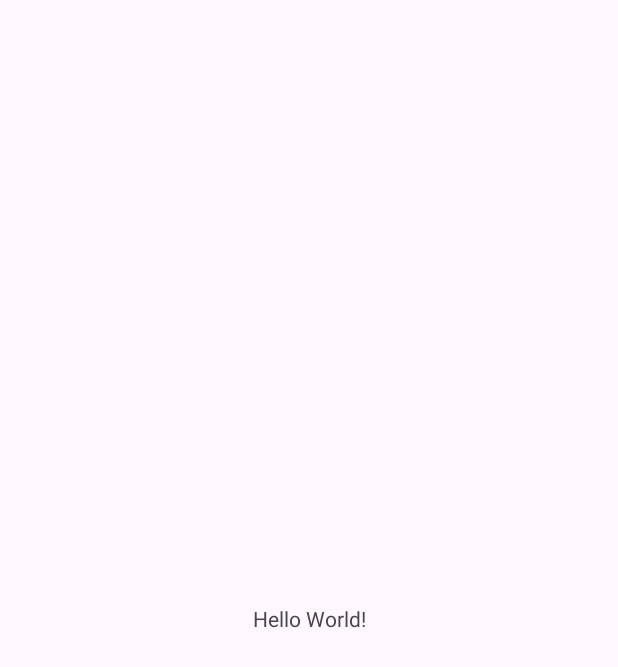
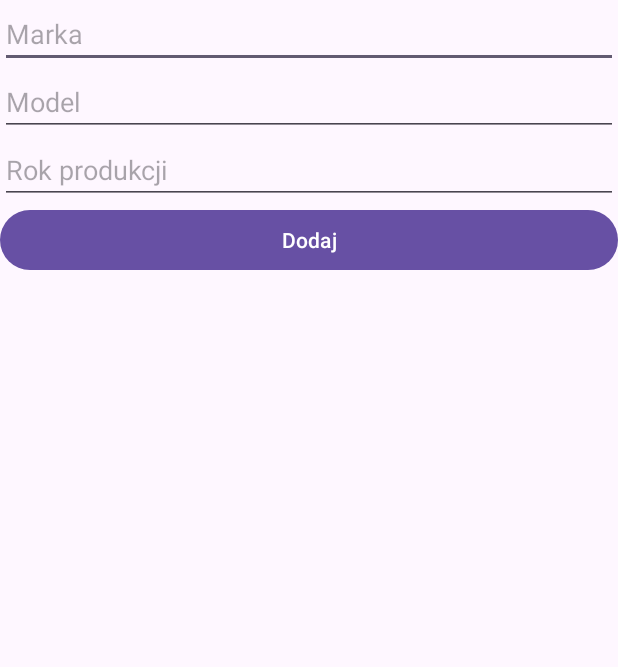
Before and after one commit to Honorowy/RoomZadanie, an Android app: the screen it shows after launch (MainActivity), on a phone screen of 412 x 824 dp. Before the commit the part shown is almost empty. Shown: the top 667 px of the screen. Run offline under Robolectric (Android 15) with nearby library versions, the phone set to English and light mode, and no system bars; our stand-ins replace Room's generated code.

Commit message:
3 plusy chyba

```diff
--- a/app/src/main/java/com/example/myapplication/MainActivity.java
+++ b/app/src/main/java/com/example/myapplication/MainActivity.java
@@ -1,14 +1,32 @@
 package com.example.myapplication;
 
+import static android.view.View.VISIBLE;
+
 import android.os.Bundle;
+import android.view.View;
+import android.widget.AdapterView;
+import android.widget.ArrayAdapter;
+import android.widget.Button;
+import android.widget.EditText;
+import android.widget.ListView;
 
 import androidx.activity.EdgeToEdge;
 import androidx.appcompat.app.AppCompatActivity;
 import androidx.core.graphics.Insets;
 import androidx.core.view.ViewCompat;
 import androidx.core.view.WindowInsetsCompat;
+import androidx.room.Room;
+
+import java.util.List;
 
 public class MainActivity extends AppCompatActivity {
+    SamochodyDataBase samochodyDataBase;
+    ArrayAdapter<Samochody> arrayAdapter;
+    List<Samochody> samochody;
+    Button buttonDodaj, buttonAkt;
+    EditText editText, editText2, editText3;
+    ListView listView;
+    Samochody klikSamochod;
 
     @Override
     protected void onCreate(Bundle savedInstanceState) {
@@ -20,5 +38,55 @@ public class MainActivity extends AppCompatActivity {
             v.setPadding(systemBars.left, systemBars.top, systemBars.right, systemBars.bottom);
             return insets;
         });
+        samochodyDataBase = Room.databaseBuilder(
+            getApplicationContext(),
+                SamochodyDataBase.class,
+                "samochody_db")
+                .allowMainThreadQueries()
+                .fallbackToDestructiveMigration()
+                .build();
+        buttonDodaj = findViewById(R.id.buttonDodaj);
+        buttonAkt = findViewById(R.id.buttonAkt);
+        listView = findViewById(R.id.listView);
+        editText = findViewById(R.id.editTextText);
+        editText2 = findViewById(R.id.editTextText2);
+        editText3 = findViewById(R.id.editTextNumber);
+        buttonDodaj.setOnClickListener(new View.OnClickListener() {
+            @Override
+            public void onClick(View view) {
+                int rok = Integer.parseInt(editText3.getText().toString());
+                Samochody samochody = new Samochody(rok, editText2.getText().toString(), editText.getText().toString() , "sedan", false);
+                samochodyDataBase.zwrocSamochodyDAO().wstawDoBazySamochod(samochody);
+            }
+        });
+        samochody = samochodyDataBase.zwrocSamochodyDAO().zwrocWszytskieSamochodyZBazy();
+        arrayAdapter = new ArrayAdapter<>(MainActivity.this, android.R.layout.simple_list_item_1, samochody);
+        listView.setAdapter(arrayAdapter);
+        listView.setOnItemLongClickListener(new AdapterView.OnItemLongClickListener() {
+            @Override
+            public boolean onItemLongClick(AdapterView<?> adapterView, View view, int i, long l) {
+                Samochody samochodyDoUsuniecia = samochody.get(i);
+                samochodyDataBase.zwrocSamochodyDAO().usunZBazySamochod(samochodyDoUsuniecia);
+                samochody.remove(i);
+                arrayAdapter.notifyDataSetChanged();
+                return false;
+            }
+        });
+        listView.setOnItemClickListener(new AdapterView.OnItemClickListener() {
+            @Override
+            public void onItemClick(AdapterView<?> adapterView, View view, int i, long l) {
+                klikSamochod = samochody.get(i);
+                editText.setText(klikSamochod.getMarka());
+                editText2.setText(klikSamochod.getModel());
+                editText3.setText(klikSamochod.getRokProdukcji());
+                buttonAkt.setVisibility(VISIBLE);
+            }
+        });
+        buttonAkt.setOnClickListener(new View.OnClickListener() {
+            @Override
+            public void onClick(View view) {
+                klikSamochod.set
+            }
+        });
     }
 }
--- a/app/src/main/java/com/example/myapplication/Samochody.java
+++ b/app/src/main/java/com/example/myapplication/Samochody.java
@@ -73,12 +73,6 @@ public class Samochody {
 
     @Override
     public String toString() {
-        return "Samochody{" +
-                "marka='" + marka + '\'' +
-                ", model='" + model + '\'' +
-                ", rokProdukcji=" + rokProdukcji +
-                ", kategoria='" + kategoria + '\'' +
-                ", uszkodzony=" + uszkodzony +
-                '}';
+        return "Marka: " + marka + ", Model: " + model + ", Rok: " + rokProdukcji + ", Kategoria: " + kategoria + ", Uszkodzony: " + uszkodzony;
     }
 }
--- a/app/src/main/java/com/example/myapplication/SamochodyDAO.java
+++ b/app/src/main/java/com/example/myapplication/SamochodyDAO.java
@@ -12,12 +12,14 @@ import java.util.List;
 public interface SamochodyDAO {
     @Insert
     public void wstawDoBazySamochod(Samochody samochody);
+    @Insert
+    public void wstawListeSamochodowDoBazy(Samochody ... samochody);
     @Delete
     public void usunZBazySamochod(Samochody samochody);
     @Update
     public void aktualizujSamochodWBazie(Samochody samochody);
     @Query("SELECT * FROM samochody")
     public List<Samochody> zwrocWszytskieSamochodyZBazy();
-    @Query("SELECT marka, model FROM samochody WHERE rok >:rokParametr")
-    public List<Samochody> zwrocMarkiIModeleSamochodowODanymRoku(int rokParametr);
+    @Query("SELECT marka FROM samochody WHERE rok >:rokParametr")
+    public List<String> zwrocMarkiSamochodowODanymRoku(int rokParametr);
 }
--- a/app/src/main/java/com/example/myapplication/SamochodyDataBase.java
+++ b/app/src/main/java/com/example/myapplication/SamochodyDataBase.java
@@ -3,7 +3,7 @@ package com.example.myapplication;
 import androidx.room.Database;
 import androidx.room.RoomDatabase;
 
-@Database(entities = {Samochody.class}, version = 1)
+@Database(entities = {Samochody.class}, version = 2)
 public abstract class SamochodyDataBase extends RoomDatabase {
     public abstract SamochodyDAO zwrocSamochodyDAO();
 }
--- a/app/src/main/res/layout/activity_main.xml
+++ b/app/src/main/res/layout/activity_main.xml
@@ -1,19 +1,49 @@
 <?xml version="1.0" encoding="utf-8"?>
-<androidx.constraintlayout.widget.ConstraintLayout xmlns:android="http://schemas.android.com/apk/res/android"
+<LinearLayout xmlns:android="http://schemas.android.com/apk/res/android"
     xmlns:app="http://schemas.android.com/apk/res-auto"
     xmlns:tools="http://schemas.android.com/tools"
     android:id="@+id/main"
     android:layout_width="match_parent"
     android:layout_height="match_parent"
+    android:orientation="vertical"
     tools:context=".MainActivity">
 
-    <TextView
-        android:layout_width="wrap_content"
+    <EditText
+        android:id="@+id/editTextText"
+        android:layout_width="match_parent"
         android:layout_height="wrap_content"
-        android:text="Hello World!"
-        app:layout_constraintBottom_toBottomOf="parent"
-        app:layout_constraintEnd_toEndOf="parent"
-        app:layout_constraintStart_toStartOf="parent"
-        app:layout_constraintTop_toTopOf="parent" />
+        android:inputType="text"
+        android:hint="Marka" />
 
-</androidx.constraintlayout.widget.ConstraintLayout>
+    <EditText
+        android:id="@+id/editTextText2"
+        android:layout_width="match_parent"
+        android:layout_height="wrap_content"
+        android:inputType="text"
+        android:hint="Model" />
+
+    <EditText
+        android:id="@+id/editTextNumber"
+        android:layout_width="match_parent"
+        android:layout_height="wrap_content"
+        android:inputType="number"
+        android:hint="Rok produkcji"/>
+
+    <Button
+        android:id="@+id/buttonDodaj"
+        android:layout_width="match_parent"
+        android:layout_height="wrap_content"
+        android:text="Dodaj" />
+
+    <Button
+        android:id="@+id/buttonAkt"
+        android:layout_width="match_parent"
+        android:layout_height="wrap_content"
+        android:text="Aktualizuj"
+        android:visibility="invisible"/>
+
+    <ListView
+        android:id="@+id/listView"
+        android:layout_width="match_parent"
+        android:layout_height="match_parent" />
+</LinearLayout>
```
